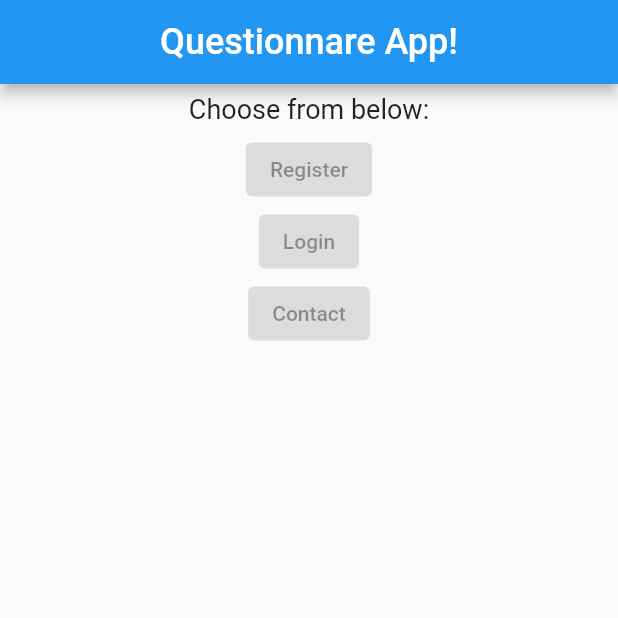
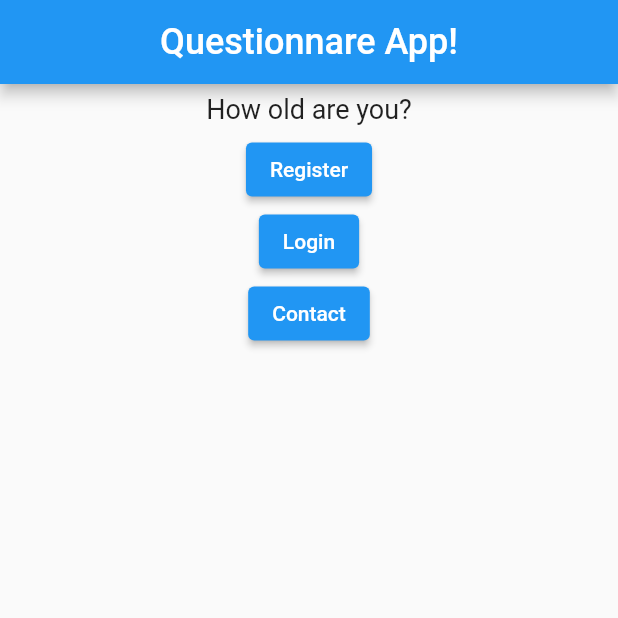
Before and after one commit to adogbeji/QuizApp2, a Flutter app: the screen it shows after launch, on a phone screen of 412 x 824 dp, the top half of it. Run offline on Flutter 3.47's test engine with Material 2 defaults, Android fonts, the phone set to English and light mode, and no system bars.

Commit message:
Add list of questions

```diff
--- a/lib/main.dart
+++ b/lib/main.dart
@@ -5,8 +5,18 @@
 }
 
 class MyApp extends StatelessWidget {
+  void clickButton() {
+  print('Button Clicked!');
+}
   @override
   Widget build(BuildContext context) {
+    var questions = [
+      'What is your name?',
+      'Where do you live?',
+      'What job do you do?',
+      'How old are you?'
+    ];
+
     return MaterialApp(
       home: Scaffold(
         appBar: AppBar(
@@ -22,19 +32,23 @@
               width: double.infinity,
               margin: EdgeInsets.all(6),
               child:
-            Text('Choose from below:', style: TextStyle(fontSize: 18), textAlign: TextAlign.center,),
+            Text(questions.elementAt(3), style: TextStyle(fontSize: 18), textAlign: TextAlign.center,),
             ),
             ElevatedButton(
               child: Text('Register'),
-              onPressed: null,
+              onPressed: () {
+                print('Register!');
+              },
             ),
             ElevatedButton(
               child: Text('Login'),
-              onPressed: null,
+              onPressed: () {
+                print('Login!');
+              },
             ),
             ElevatedButton(
               child: Text('Contact'),
-              onPressed: null,
+              onPressed: () => print('Contact!'),
             ),
           ],
         ),
@@ -42,3 +56,7 @@
     );
   }
 }
+
+// void clickButton() {
+//   print('Button Clicked!');
+// }
```
